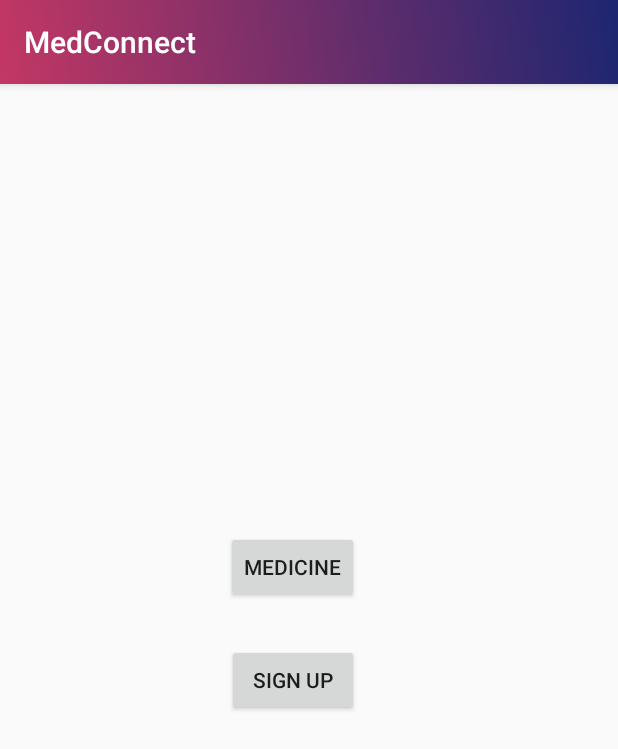
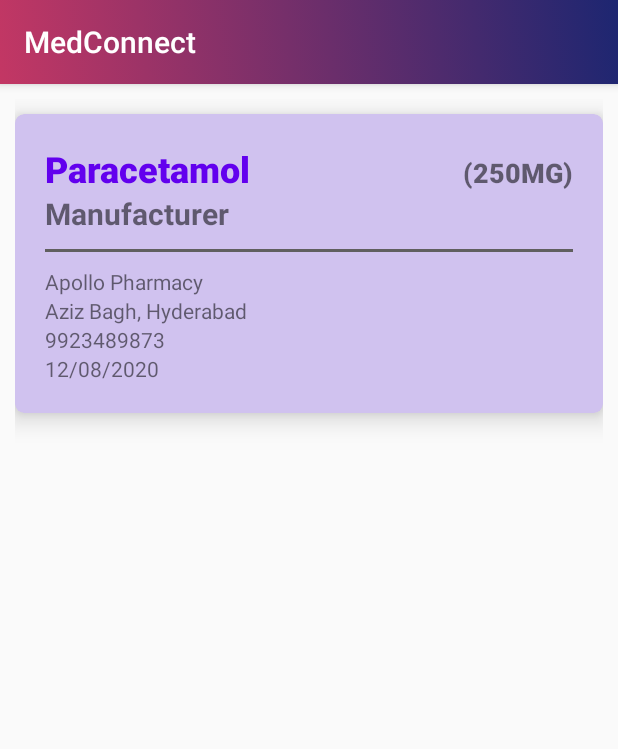
Before and after one commit to shobhi1310/MedConnect, an Android app: the screen it shows after launch (MainActivity), on a phone screen of 412 x 824 dp. Shown: the top 749 px of the screen. Run offline under Robolectric (Android 15) with nearby library versions, the phone set to English and light mode, and no system bars.

Commit message:
booking history and shopowner home page

```diff
--- a/app/src/main/java/com/example/medconnect/MainActivity.java
+++ b/app/src/main/java/com/example/medconnect/MainActivity.java
@@ -12,22 +12,22 @@ public class MainActivity extends AppCompatActivity {
     @Override
     protected void onCreate(Bundle savedInstanceState) {
         super.onCreate(savedInstanceState);
-        setContentView(R.layout.activity_main);
-        Button signup = (Button)findViewById(R.id.signup);
-        Button medicine = (Button)findViewById(R.id.medicine_details);
-        signup.setOnClickListener(new View.OnClickListener() {
-            @Override
-            public void onClick(View view) {
-                Intent intent = new Intent(MainActivity.this, SignUp.class);
-                startActivity(intent);
-            }
-        });
-        medicine.setOnClickListener(new View.OnClickListener() {
-            @Override
-            public void onClick(View view) {
-                Intent intent = new Intent(MainActivity.this, MedicineDetails.class);
-                startActivity(intent);
-            }
-        });
+        setContentView(R.layout.activity_customer_booking_history);
+//        Button signup = (Button)findViewById(R.id.signup);
+//        Button medicine = (Button)findViewById(R.id.medicine_details);
+//        signup.setOnClickListener(new View.OnClickListener() {
+//            @Override
+//            public void onClick(View view) {
+//                Intent intent = new Intent(MainActivity.this, SignUp.class);
+//                startActivity(intent);
+//            }
+//        });
+//        medicine.setOnClickListener(new View.OnClickListener() {
+//            @Override
+//            public void onClick(View view) {
+//                Intent intent = new Intent(MainActivity.this, MedicineDetails.class);
+//                startActivity(intent);
+//            }
+//        });
     }
 }
--- /dev/null
+++ b/app/src/main/res/layout/activity_customer_booking_history.xml
@@ -0,0 +1,133 @@
+<?xml version="1.0" encoding="utf-8"?>
+<LinearLayout xmlns:android="http://schemas.android.com/apk/res/android"
+    xmlns:app="http://schemas.android.com/apk/res-auto"
+    xmlns:tools="http://schemas.android.com/tools"
+    android:layout_width="match_parent"
+    android:layout_height="match_parent"
+    android:orientation="vertical">
+
+    <LinearLayout
+        android:layout_width="match_parent"
+        android:layout_height="match_parent"
+        android:orientation="vertical"
+        android:padding="10dp">
+
+        <androidx.cardview.widget.CardView
+            android:layout_width="match_parent"
+            android:layout_height="wrap_content"
+            android:layout_marginTop="10dp"
+            app:cardBackgroundColor="#D0C2EF"
+            app:cardCornerRadius="6dp"
+            app:cardElevation="10dp"
+            app:contentPadding="20dp"
+            app:layout_constraintBottom_toBottomOf="@+id/toolbar"
+            app:layout_constraintEnd_toEndOf="parent"
+            app:layout_constraintHorizontal_bias="0.454"
+            app:layout_constraintStart_toStartOf="parent">
+
+            <LinearLayout
+                android:layout_width="match_parent"
+                android:layout_height="match_parent"
+                android:orientation="vertical">
+
+                <LinearLayout
+                    android:layout_width="match_parent"
+                    android:layout_height="match_parent"
+                    android:orientation="horizontal">
+
+                    <TextView
+                        android:id="@+id/textView7"
+                        android:layout_width="wrap_content"
+                        android:layout_height="wrap_content"
+                        android:layout_weight="1"
+                        android:fontFamily="sans-serif-black"
+                        android:text="Paracetamol"
+                        android:textAlignment="viewStart"
+                        android:textColor="@color/colorPrimary"
+                        android:textSize="24sp" />
+
+                    <TextView
+                        android:id="@+id/textView8"
+                        android:layout_width="wrap_content"
+                        android:layout_height="wrap_content"
+                        android:layout_weight="0"
+                        android:fontFamily="sans-serif-medium"
+                        android:paddingLeft="3dp"
+                        android:text="(250MG)"
+                        android:textAlignment="textStart"
+                        android:textSize="18sp"
+                        android:textStyle="bold" />
+                </LinearLayout>
+
+                <TextView
+                    android:id="@+id/textView13"
+                    android:layout_width="match_parent"
+                    android:layout_height="wrap_content"
+                    android:text="Manufacturer"
+                    android:textSize="20sp"
+                    android:textStyle="bold" />
+
+                <View
+                    android:id="@+id/divider2"
+                    android:layout_width="match_parent"
+                    android:layout_height="2dp"
+                    android:layout_marginVertical="10dp"
+                    android:background="#605F5F" />
+
+                <LinearLayout
+                    android:layout_width="match_parent"
+                    android:layout_height="match_parent"
+                    android:orientation="horizontal">
+
+                    <TextView
+                        android:id="@+id/textView10"
+                        android:layout_width="wrap_content"
+                        android:layout_height="wrap_content"
+                        android:layout_weight="1"
+                        android:text="Apollo Pharmacy" />
+                </LinearLayout>
+
+                <LinearLayout
+                    android:layout_width="match_parent"
+                    android:layout_height="match_parent"
+                    android:orientation="horizontal">
+
+                    <TextView
+                        android:id="@+id/textView14"
+                        android:layout_width="wrap_content"
+                        android:layout_height="wrap_content"
+                        android:layout_weight="1"
+                        android:text="Aziz Bagh, Hyderabad" />
+                </LinearLayout>
+
+                <LinearLayout
+                    android:layout_width="match_parent"
+                    android:layout_height="match_parent"
+                    android:orientation="horizontal">
+
+                    <TextView
+                        android:id="@+id/textView15"
+                        android:layout_width="wrap_content"
+                        android:layout_height="wrap_content"
+                        android:layout_weight="1"
+                        android:text="9923489873" />
+                </LinearLayout>
+
+                <LinearLayout
+                    android:layout_width="match_parent"
+                    android:layout_height="match_parent"
+                    android:orientation="vertical">
+
+                    <TextView
+                        android:id="@+id/textView16"
+                        android:layout_width="match_parent"
+                        android:layout_height="wrap_content"
+                        android:text="12/08/2020" />
+                </LinearLayout>
+
+            </LinearLayout>
+
+        </androidx.cardview.widget.CardView>
+    </LinearLayout>
+
+</LinearLayout>
```
Also changed, not shown: app/src/main/res/layout/activity_shopowner_booking_history.xml (added, +120 -0 lines), app/src/main/res/layout/activity_shopowner_home_page.xml (added, +154 -0 lines).
